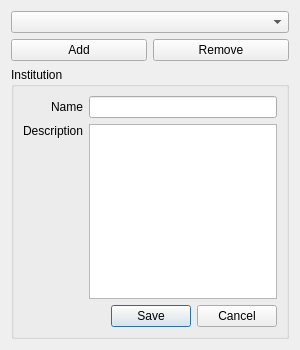
Before: the Qt Designer form src/ui/ui_organization_editor.ui in nextgis/qgis_metatools, drawn with Qt 5.
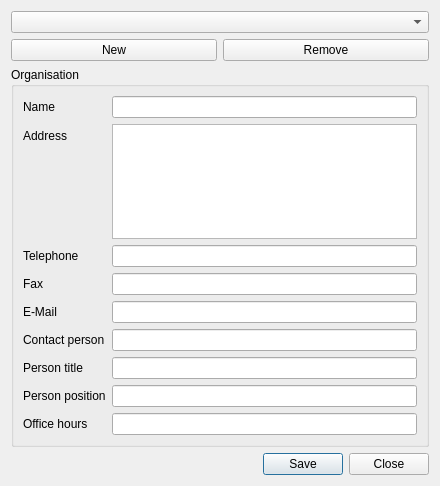
After: the same form once the commit is applied.

Commit message: continue refactoring improve editor dialog fixes in license and workflow templates managers fixes in apply templates dialog ui cleanup

The edit to the form file:
```diff
--- a/src/ui/ui_organization_editor.ui
+++ b/src/ui/ui_organization_editor.ui
@@ -6,83 +6,144 @@
    <rect>
     <x>0</x>
     <y>0</y>
-    <width>300</width>
-    <height>350</height>
+    <width>440</width>
+    <height>486</height>
    </rect>
   </property>
   <property name="windowTitle">
    <string>Edit institution</string>
   </property>
-  <layout class="QGridLayout" name="gridLayout">
-   <item row="0" column="0" colspan="2">
-    <widget class="QComboBox" name="orgComboBox"/>
+  <layout class="QVBoxLayout" name="verticalLayout">
+   <item>
+    <widget class="QComboBox" name="cmbOrganisation"/>
    </item>
-   <item row="1" column="0">
-    <widget class="QPushButton" name="addButton">
-     <property name="text">
-      <string>Add</string>
-     </property>
-    </widget>
+   <item>
+    <layout class="QHBoxLayout" name="horizontalLayout">
+     <item>
+      <widget class="QPushButton" name="btnNew">
+       <property name="text">
+        <string>New</string>
+       </property>
+      </widget>
+     </item>
+     <item>
+      <widget class="QPushButton" name="btnRemove">
+       <property name="text">
+        <string>Remove</string>
+       </property>
+      </widget>
+     </item>
+    </layout>
    </item>
-   <item row="1" column="1">
-    <widget class="QPushButton" name="removeButton">
-     <property name="text">
-      <string>Remove</string>
-     </property>
-    </widget>
-   </item>
-   <item row="2" column="0" colspan="2">
-    <widget class="QGroupBox" name="orgGroupBox">
+   <item>
+    <widget class="QGroupBox" name="groupBox">
      <property name="title">
-      <string>Institution</string>
+      <string>Organisation</string>
      </property>
-     <layout class="QGridLayout" name="gridLayout_3">
-      <item row="0" column="1">
-       <widget class="QLineEdit" name="nameLineEdit"/>
-      </item>
+     <layout class="QFormLayout" name="formLayout">
       <item row="0" column="0">
-       <widget class="QLabel" name="nameLabel">
+       <widget class="QLabel" name="label">
         <property name="text">
          <string>Name</string>
         </property>
-        <property name="alignment">
-         <set>Qt::AlignRight|Qt::AlignTrailing|Qt::AlignVCenter</set>
-        </property>
        </widget>
       </item>
-      <item row="1" column="1">
-       <widget class="QTextEdit" name="descTextEdit">
-        <property name="sizePolicy">
-         <sizepolicy hsizetype="Expanding" vsizetype="Expanding">
-          <horstretch>0</horstretch>
-          <verstretch>0</verstretch>
-         </sizepolicy>
-        </property>
-       </widget>
+      <item row="0" column="1">
+       <widget class="QLineEdit" name="leName"/>
       </item>
       <item row="1" column="0">
-       <widget class="QLabel" name="descriptionLabel">
+       <widget class="QLabel" name="label_2">
         <property name="text">
-         <string>Description</string>
+         <string>Address</string>
         </property>
-        <property name="alignment">
-         <set>Qt::AlignRight|Qt::AlignTop|Qt::AlignTrailing</set>
+       </widget>
+      </item>
+      <item row="1" column="1">
+       <widget class="QTextEdit" name="textAddress"/>
+      </item>
+      <item row="2" column="0">
+       <widget class="QLabel" name="label_3">
+        <property name="text">
+         <string>Telephone</string>
         </property>
        </widget>
       </item>
-      <item row="2" column="0" colspan="2">
-       <widget class="QDialogButtonBox" name="orgButtonBox">
-        <property name="orientation">
-         <enum>Qt::Horizontal</enum>
+      <item row="2" column="1">
+       <widget class="QLineEdit" name="lePhone"/>
+      </item>
+      <item row="3" column="0">
+       <widget class="QLabel" name="label_4">
+        <property name="text">
+         <string>Fax</string>
         </property>
-        <property name="standardButtons">
-         <set>QDialogButtonBox::Cancel|QDialogButtonBox::Save</set>
+       </widget>
+      </item>
+      <item row="3" column="1">
+       <widget class="QLineEdit" name="leFax"/>
+      </item>
+      <item row="4" column="0">
+       <widget class="QLabel" name="label_5">
+        <property name="text">
+         <string>E-Mail</string>
         </property>
        </widget>
       </item>
+      <item row="4" column="1">
+       <widget class="QLineEdit" name="leEmail"/>
+      </item>
+      <item row="5" column="0">
+       <widget class="QLabel" name="label_6">
+        <property name="text">
+         <string>Contact person</string>
+        </property>
+       </widget>
+      </item>
+      <item row="5" column="1">
+       <widget class="QLineEdit" name="leContactPerson"/>
+      </item>
+      <item row="6" column="0">
+       <widget class="QLabel" name="label_7">
+        <property name="text">
+         <string>Person title</string>
+        </property>
+       </widget>
+      </item>
+      <item row="6" column="1">
+       <widget class="QLineEdit" name="lePersonTitle"/>
+      </item>
+      <item row="7" column="0">
+       <widget class="QLabel" name="label_8">
+        <property name="text">
+         <string>Person position</string>
+        </property>
+       </widget>
+      </item>
+      <item row="7" column="1">
+       <widget class="QLineEdit" name="lePersonPosition"/>
+      </item>
+      <item row="8" column="0">
+       <widget class="QLabel" name="label_9">
+        <property name="text">
+         <string>Office hours</string>
+        </property>
+       </widget>
+      </item>
+      <item row="8" column="1">
+       <widget class="QLineEdit" name="leOfficeHours"/>
+      </item>
      </layout>
     </widget>
    </item>
+   <item>
+    <widget class="QDialogButtonBox" name="buttonBox">
+     <property name="orientation">
+      <enum>Qt::Horizontal</enum>
+     </property>
+     <property name="standardButtons">
+      <set>QDialogButtonBox::Close|QDialogButtonBox::Save</set>
+     </property>
+    </widget>
+   </item>
   </layout>
  </widget>
  <resources/>
```
Left out of the diff: 14 changed lines with no effect on the pictures. The commit also changes 18 other files.
